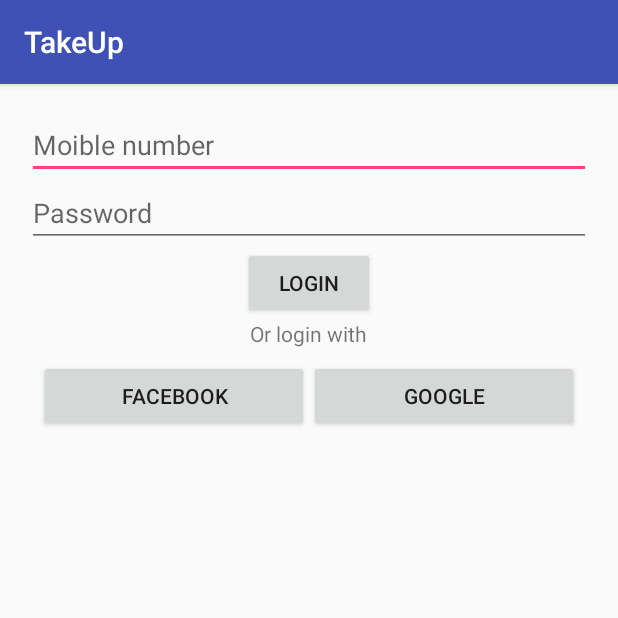
After one commit to SamkeetJain/TakeUp, an Android app: the LoginActivity screen opened directly, with no data from a screen before it, on a phone screen of 412 x 824 dp, the top half of it. The commit adds this screen. Run offline under Robolectric (Android 15) with nearby library versions, the phone set to English and light mode, and no system bars.

Commit message:
initial commit

```diff
--- a/app/build.gradle
+++ b/app/build.gradle
@@ -26,4 +26,5 @@ dependencies {
     })
     compile 'com.android.support:appcompat-v7:25.1.0'
     testCompile 'junit:junit:4.12'
+    compile 'me.relex:circleindicator:1.2.2@aar'
 }
--- a/app/src/main/AndroidManifest.xml
+++ b/app/src/main/AndroidManifest.xml
@@ -8,13 +8,14 @@
         android:label="@string/app_name"
         android:supportsRtl="true"
         android:theme="@style/AppTheme">
-        <activity android:name=".MainActivity">
+        <activity android:name=".activities.MainActivity">
             <intent-filter>
                 <action android:name="android.intent.action.MAIN" />
 
                 <category android:name="android.intent.category.LAUNCHER" />
             </intent-filter>
         </activity>
+        <activity android:name=".activities.LoginActivity" />
+        <activity android:name=".activities.SignupActivity" />
     </application>
-
 </manifest>
--- /dev/null
+++ b/app/src/main/java/com/samkeet/takeup/activities/LoginActivity.java
@@ -0,0 +1,52 @@
+package com.samkeet.takeup.activities;
+
+import android.os.Bundle;
+import android.support.annotation.Nullable;
+import android.support.v7.app.AppCompatActivity;
+import android.view.View;
+import android.view.WindowManager;
+import android.widget.EditText;
+
+import com.samkeet.takeup.R;
+
+/**
+ * Created by Hi Abhishek on 5/9/2017.
+ */
+
+public class LoginActivity extends AppCompatActivity {
+    private String mMobileNumber;
+    private String mPassword;
+    private EditText mobileNumber;
+    private EditText password;
+
+    @Override
+    protected void onCreate(@Nullable Bundle savedInstanceState) {
+        super.onCreate(savedInstanceState);
+        setContentView(R.layout.activity_sigin);
+
+        mobileNumber = (EditText) findViewById(R.id.mobile_number);
+        password = (EditText) findViewById(R.id.password);
+
+
+    }
+
+    private void inputValidation(){
+        mMobileNumber = mobileNumber.getText().toString().trim();
+        mPassword = password.getText().toString().trim();
+
+        if(mMobileNumber.isEmpty() || mMobileNumber.length() != 10){
+            requestFocus(mobileNumber);
+        }
+
+        if(mPassword.isEmpty()){
+            requestFocus(password);
+        }
+
+    }
+
+    private void requestFocus(View view){
+        if(view.requestFocus()){
+            getWindow().setSoftInputMode(WindowManager.LayoutParams.SOFT_INPUT_STATE_ALWAYS_VISIBLE);
+        }
+    }
+}
--- /dev/null
+++ b/app/src/main/res/layout/activity_sigin.xml
@@ -0,0 +1,51 @@
+<?xml version="1.0" encoding="utf-8"?>
+<LinearLayout xmlns:android="http://schemas.android.com/apk/res/android"
+    xmlns:tools="http://schemas.android.com/tools"
+    android:orientation="vertical"
+    android:layout_width="match_parent"
+    android:layout_height="match_parent"
+    android:padding="18dp">
+
+    <EditText
+        android:id="@+id/mobile_number"
+        android:inputType="phone"
+        android:hint="Moible number"
+        android:layout_width="match_parent"
+        android:layout_height="wrap_content" />
+
+    <EditText
+        android:id="@+id/password"
+        android:layout_width="match_parent"
+        android:layout_height="wrap_content"
+        android:hint="Password"/>
+
+    <Button
+        android:layout_gravity="center"
+        android:layout_width="wrap_content"
+        android:layout_height="wrap_content"
+        android:text="Login"/>
+
+    <TextView
+        android:layout_gravity="center"
+        android:layout_width="wrap_content"
+        android:layout_height="wrap_content"
+        android:text="Or login with"/>
+    <LinearLayout
+        android:padding="8dp"
+        android:layout_width="match_parent"
+        android:layout_height="match_parent">
+        <Button
+            android:layout_weight="1"
+            android:id="@+id/facebook_login"
+            android:layout_width="0dp"
+            android:layout_height="wrap_content"
+            android:text="Facebook"/>
+
+        <Button
+            android:text="Google"
+            android:layout_weight="1"
+            android:id="@+id/google_login"
+            android:layout_width="0dp"
+            android:layout_height="wrap_content" />
+    </LinearLayout>
+</LinearLayout>
--- a/build.gradle
+++ b/build.gradle
@@ -5,7 +5,7 @@ buildscript {
         jcenter()
     }
     dependencies {
-        classpath 'com.android.tools.build:gradle:2.2.2'
+        classpath 'com.android.tools.build:gradle:2.3.1'
 
         // NOTE: Do not place your application dependencies here; they belong
         // in the individual module build.gradle files
```
Also changed, not shown: app/src/main/java/com/samkeet/takeup/MainActivity.java (deleted, +0 -13 lines), app/src/main/java/com/samkeet/takeup/activities/MainActivity.java (added, +56 -0 lines), app/src/main/java/com/samkeet/takeup/activities/SignupActivity.java (added, +32 -0 lines), app/src/main/java/com/samkeet/takeup/fragments/ImageFragment.java (added, +43 -0 lines), app/src/main/java/com/samkeet/takeup/fragments/LoginFragment.java (added, +48 -0 lines), app/src/main/res/layout/activity_main.xml (+15 -12 lines), app/src/main/res/layout/activity_signup.xml (added, +44 -0 lines), app/src/main/res/layout/fragement_image_indicator.xml (added, +11 -0 lines), app/src/main/res/layout/fragment_login.xml (added, +40 -0 lines), app/src/main/res/drawable/one.jpeg (added), app/src/main/res/drawable/three.jpg (added), app/src/main/res/drawable/two.jpeg (added), gradle/wrapper/gradle-wrapper.properties.
